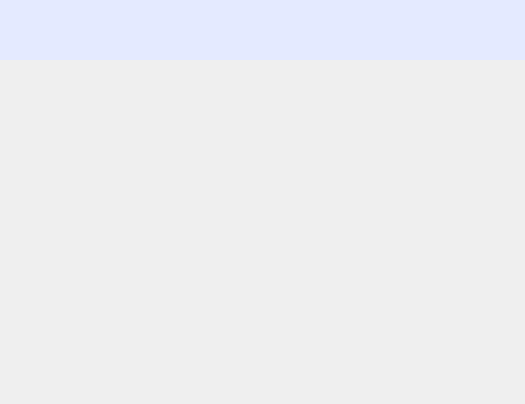
Above: animation/ui/animationMW.ui from seaCheng/animation-gif before the change. Below: the same form after it.
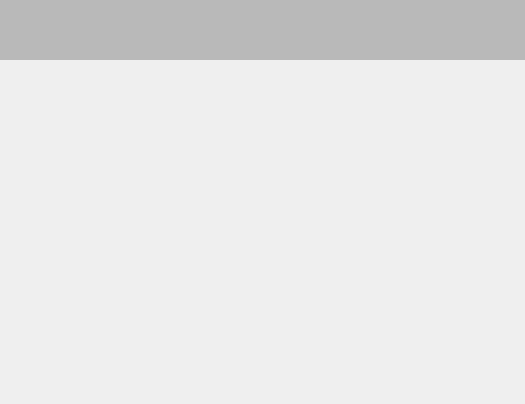
That is the form after the change. Custom widgets are drawn as their Qt base class.

The edit to the form file:
```diff
--- a/animation/ui/animationMW.ui
+++ b/animation/ui/animationMW.ui
@@ -48,7 +48,7 @@
        </size>
       </property>
       <property name="styleSheet">
-       <string notr="true">background-color: rgb(228, 234, 255);</string>
+       <string notr="true">background-color: rgb(185, 185, 185);</string>
       </property>
       <property name="frameShape">
        <enum>QFrame::NoFrame</enum>
@@ -59,15 +59,12 @@
       <property name="lineWidth">
        <number>0</number>
       </property>
-      <layout class="QVBoxLayout" name="titleLayout">
-       <property name="spacing">
-        <number>2</number>
-       </property>
+      <layout class="QHBoxLayout" name="titleLayout">
        <property name="leftMargin">
         <number>2</number>
        </property>
        <property name="topMargin">
-        <number>35</number>
+        <number>28</number>
        </property>
        <property name="rightMargin">
         <number>2</number>
```
